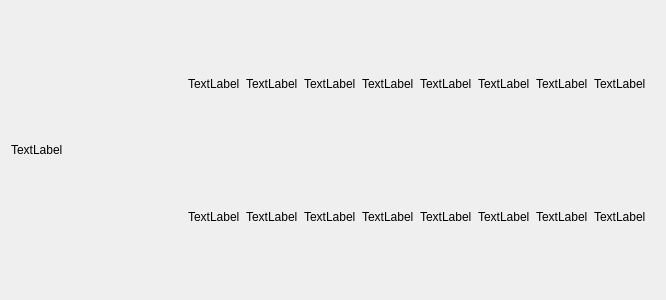
First picture: the form in src/move3d-remote/niutwidget.ui, repository jmainpri/move3d-studio, before the edit.
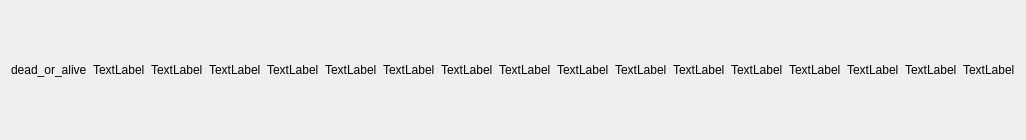
Second picture: the form after the edit.

The edit to the form file:
```diff
--- a/src/move3d-remote/niutwidget.ui
+++ b/src/move3d-remote/niutwidget.ui
@@ -6,8 +6,8 @@
    <rect>
     <x>0</x>
     <y>0</y>
-    <width>666</width>
-    <height>300</height>
+    <width>989</width>
+    <height>140</height>
    </rect>
   </property>
   <property name="windowTitle">
@@ -17,143 +17,120 @@
    <item>
     <widget class="QLabel" name="labelNiutDead">
      <property name="text">
-      <string>TextLabel</string>
+      <string>dead_or_alive</string>
      </property>
     </widget>
    </item>
    <item>
-    <widget class="QWidget" name="widgetNiutDead" native="true">
-     <property name="sizePolicy">
-      <sizepolicy hsizetype="Minimum" vsizetype="Minimum">
-       <horstretch>0</horstretch>
-       <verstretch>0</verstretch>
-      </sizepolicy>
-     </property>
-     <layout class="QVBoxLayout" name="verticalLayout_45"/>
-    </widget>
-   </item>
-   <item>
-    <widget class="QWidget" name="widgetNiut" native="true">
-     <property name="sizePolicy">
-      <sizepolicy hsizetype="Minimum" vsizetype="Minimum">
-       <horstretch>0</horstretch>
-       <verstretch>0</verstretch>
-      </sizepolicy>
-     </property>
-     <layout class="QGridLayout" name="gridLayout_5">
-      <item row="0" column="0">
-       <widget class="QLabel" name="labelNiut1">
-        <property name="text">
-         <string>TextLabel</string>
-        </property>
-       </widget>
-      </item>
-      <item row="0" column="1">
-       <widget class="QLabel" name="labelNiut2">
-        <property name="text">
-         <string>TextLabel</string>
-        </property>
-       </widget>
-      </item>
-      <item row="0" column="2">
-       <widget class="QLabel" name="labelNiut3">
-        <property name="text">
-         <string>TextLabel</string>
-        </property>
-       </widget>
-      </item>
-      <item row="0" column="3">
-       <widget class="QLabel" name="labelNiut4">
-        <property name="text">
-         <string>TextLabel</string>
-        </property>
-       </widget>
-      </item>
-      <item row="0" column="4">
-       <widget class="QLabel" name="labelNiut5">
-        <property name="text">
-         <string>TextLabel</string>
-        </property>
-       </widget>
-      </item>
-      <item row="0" column="5">
-       <widget class="QLabel" name="labelNiut6">
-        <property name="text">
-         <string>TextLabel</string>
-        </property>
-       </widget>
-      </item>
-      <item row="0" column="6">
-       <widget class="QLabel" name="labelNiut7">
-        <property name="text">
-         <string>TextLabel</string>
-        </property>
-       </widget>
-      </item>
-      <item row="0" column="7">
-       <widget class="QLabel" name="labelNiut8">
-        <property name="text">
-         <string>TextLabel</string>
-        </property>
-       </widget>
-      </item>
-      <item row="1" column="0">
        <widget class="QLabel" name="labelNiut9">
         <property name="text">
          <string>TextLabel</string>
         </property>
        </widget>
       </item>
-      <item row="1" column="1">
+   <item>
+    <widget class="QLabel" name="labelNiut1">
+     <property name="text">
+      <string>TextLabel</string>
+     </property>
+    </widget>
+   </item>
+   <item>
        <widget class="QLabel" name="labelNiut10">
         <property name="text">
          <string>TextLabel</string>
         </property>
        </widget>
       </item>
-      <item row="1" column="2">
+   <item>
+    <widget class="QLabel" name="labelNiut2">
+     <property name="text">
+      <string>TextLabel</string>
+     </property>
+    </widget>
+   </item>
+   <item>
        <widget class="QLabel" name="labelNiut11">
         <property name="text">
          <string>TextLabel</string>
         </property>
        </widget>
       </item>
-      <item row="1" column="3">
+   <item>
+    <widget class="QLabel" name="labelNiut3">
+     <property name="text">
+      <string>TextLabel</string>
+     </property>
+    </widget>
+   </item>
+   <item>
        <widget class="QLabel" name="labelNiut12">
         <property name="text">
          <string>TextLabel</string>
         </property>
        </widget>
       </item>
-      <item row="1" column="4">
+   <item>
+    <widget class="QLabel" name="labelNiut4">
+     <property name="text">
+      <string>TextLabel</string>
+     </property>
+    </widget>
+   </item>
+   <item>
        <widget class="QLabel" name="labelNiut13">
         <property name="text">
          <string>TextLabel</string>
         </property>
        </widget>
       </item>
-      <item row="1" column="5">
+   <item>
+    <widget class="QLabel" name="labelNiut5">
+     <property name="text">
+      <string>TextLabel</string>
+     </property>
+    </widget>
+   </item>
+   <item>
        <widget class="QLabel" name="labelNiut14">
         <property name="text">
          <string>TextLabel</string>
         </property>
        </widget>
       </item>
-      <item row="1" column="6">
+   <item>
+    <widget class="QLabel" name="labelNiut6">
+     <property name="text">
+      <string>TextLabel</string>
+     </property>
+    </widget>
+   </item>
+   <item>
        <widget class="QLabel" name="labelNiut15">
         <property name="text">
          <string>TextLabel</string>
         </property>
        </widget>
       </item>
-      <item row="1" column="7">
+   <item>
+    <widget class="QLabel" name="labelNiut7">
+     <property name="text">
+      <string>TextLabel</string>
+     </property>
+    </widget>
+   </item>
+   <item>
        <widget class="QLabel" name="labelNiut16">
         <property name="text">
          <string>TextLabel</string>
         </property>
        </widget>
       </item>
-     </layout>
+   <item>
+    <widget class="QLabel" name="labelNiut8">
+     <property name="text">
+      <string>TextLabel</string>
+     </property>
     </widget>
    </item>
   </layout>
```
Lines whose indentation alone changed are shown as unchanged.
